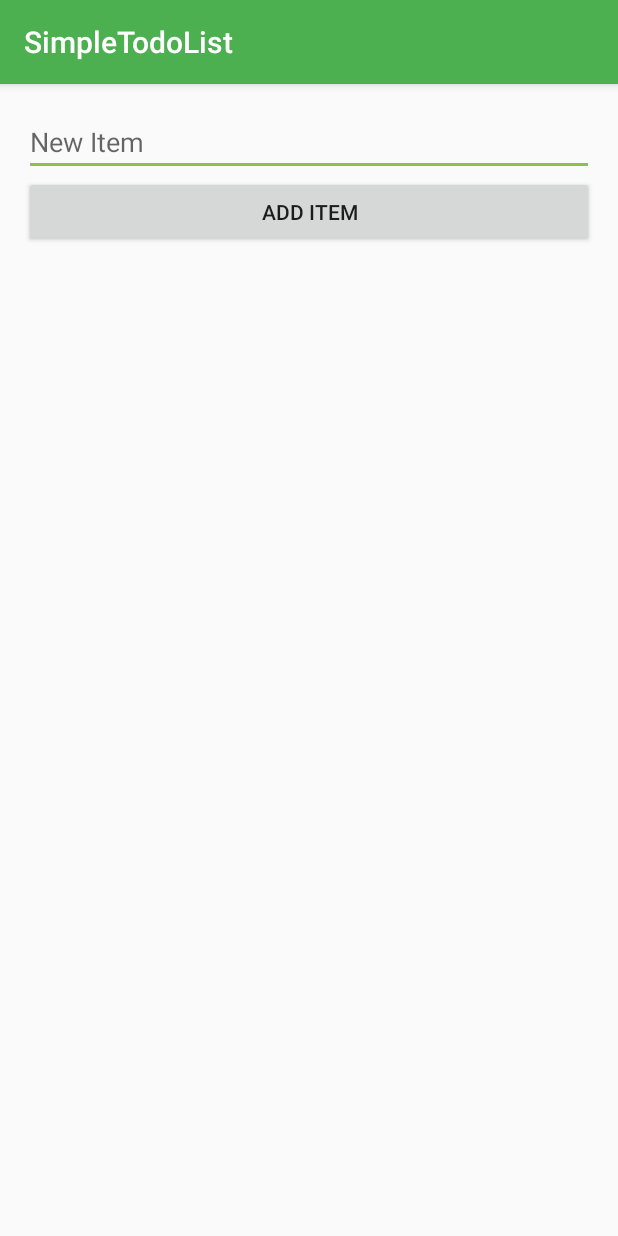
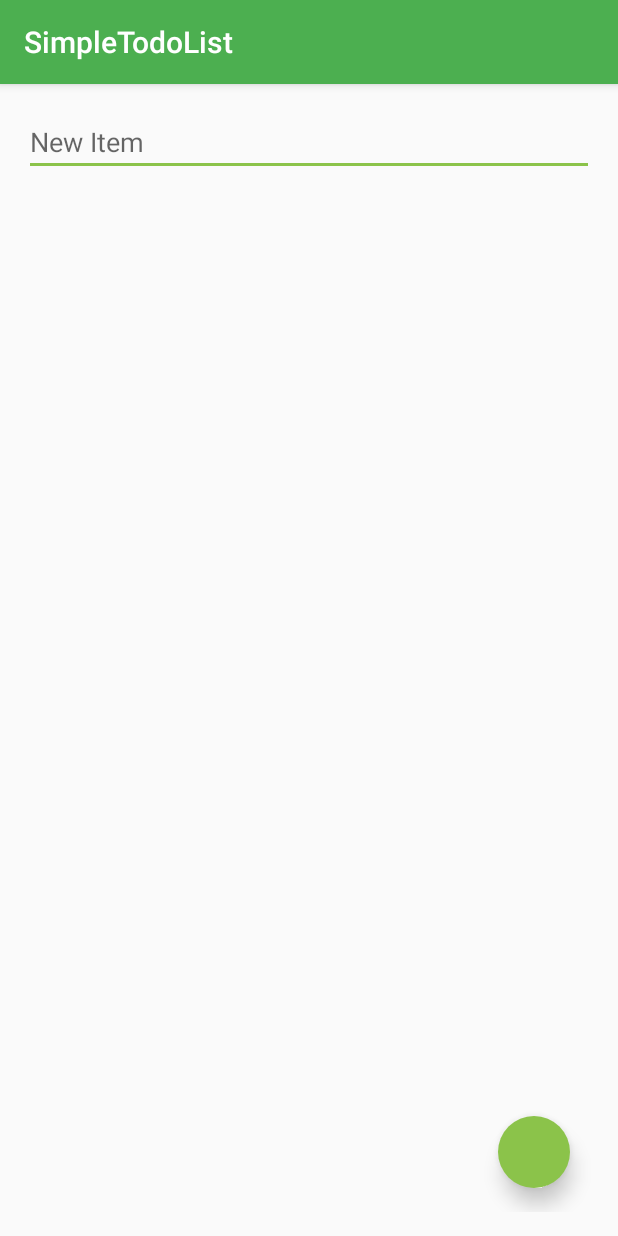
Before and after one commit to PeterD-3001/Android-SimpleTodoList, an Android app: the screen it shows after launch (DynamicListViewActivity), on a phone screen of 412 x 824 dp. Run offline under Robolectric (Android 15) with nearby library versions, the phone set to English and light mode, and no system bars.

Commit message:
Make it so !

```diff
--- a/app/src/main/java/be/teknyske/simpletodolist/DynamicListViewActivity.java
+++ b/app/src/main/java/be/teknyske/simpletodolist/DynamicListViewActivity.java
@@ -8,6 +8,7 @@ import android.widget.AdapterView;
 import android.widget.ArrayAdapter;
 import android.widget.Button;
 import android.widget.EditText;
+import android.widget.ImageButton;
 import android.widget.ListView;
 
 import java.util.ArrayList;
@@ -17,7 +18,7 @@ import java.util.Set;
 public class DynamicListViewActivity extends AppCompatActivity {
 
     private EditText item;
-    private Button addButtonReference;
+    private ImageButton addButtonReference;
     private ListView myDynamicListView;
     private ArrayList<String> list;
     private ArrayAdapter<String> adapter;
@@ -29,7 +30,7 @@ public class DynamicListViewActivity extends AppCompatActivity {
 
         //get References to items from UI
         item = (EditText) findViewById(R.id.itemEditText);
-        addButtonReference = (Button) findViewById(R.id.addItemButton);
+        addButtonReference = (ImageButton) findViewById(R.id.addItemButton);
         myDynamicListView = (ListView) findViewById(R.id.itemsListView);
 
         // create list and add some test-items
--- /dev/null
+++ b/app/src/main/res/drawable/oval.xml
@@ -0,0 +1,7 @@
+<?xml version="1.0" encoding="utf-8"?>
+<shape xmlns:android="http://schemas.android.com/apk/res/android"
+       android:shape="oval" >
+       <solid android:color="@color/colorAccent"/>
+
+
+</shape>
--- /dev/null
+++ b/app/src/main/res/layout-v21/activity_dynamic_list_view.xml
@@ -0,0 +1,52 @@
+<?xml version="1.0" encoding="utf-8"?>
+
+<FrameLayout
+xmlns:android="http://schemas.android.com/apk/res/android"
+xmlns:tools="http://schemas.android.com/tools"
+
+android:layout_width="match_parent"
+android:layout_height="match_parent"
+android:paddingBottom="@dimen/activity_vertical_margin"
+android:paddingLeft="@dimen/activity_horizontal_margin"
+android:paddingRight="@dimen/activity_horizontal_margin"
+android:paddingTop="@dimen/activity_vertical_margin"
+tools:context="be.teknyske.simpletodolist.DynamicListViewActivity"
+    >
+
+<LinearLayout
+    android:id="@+id/activity_dynamic_list_view"
+    android:layout_width="match_parent"
+    android:layout_height="match_parent"
+    android:orientation="vertical"
+    >
+
+    <EditText
+        android:id="@+id/itemEditText"
+        android:layout_width="match_parent"
+        android:layout_height="wrap_content"
+        android:ems="10"
+        android:hint="@string/addItemHint"
+        android:inputType="textPersonName"
+        />
+
+
+    <ListView
+        android:id="@+id/itemsListView"
+        android:layout_width="match_parent"
+        android:layout_height="match_parent"
+        />
+</LinearLayout>
+
+<ImageButton
+    android:id="@+id/addItemButton"
+    android:layout_height="@dimen/add_button_diameter"
+    android:layout_width="@dimen/add_button_diameter"
+    android:layout_gravity="end|bottom"
+    android:layout_marginBottom="@dimen/add_button_margin"
+    android:layout_marginEnd="@dimen/add_button_margin"
+    android:elevation="@dimen/elevation_high"
+    android:background="@drawable/oval"
+
+    />
+
+</FrameLayout>
--- a/app/src/main/res/layout/activity_dynamic_list_view.xml
+++ b/app/src/main/res/layout/activity_dynamic_list_view.xml
@@ -29,12 +29,7 @@
             android:inputType="textPersonName"
             />
 
-        <Button
-            android:id="@+id/addItemButton"
-            android:layout_width="match_parent"
-            android:layout_height="wrap_content"
-            android:text="@string/add_item"
-            />
+
 
         <ListView
             android:id="@+id/itemsListView"
@@ -43,4 +38,14 @@
             />
     </LinearLayout>
 
+    <ImageButton
+        android:id="@+id/addItemButton"
+        android:layout_height="@dimen/add_button_diameter"
+        android:layout_width="@dimen/add_button_diameter"
+        android:layout_gravity="end|bottom"
+        android:layout_marginBottom="@dimen/add_button_margin"
+        android:layout_marginEnd="@dimen/add_button_margin"
+        android:background="@drawable/oval"
+        />
+
 </FrameLayout>
```
